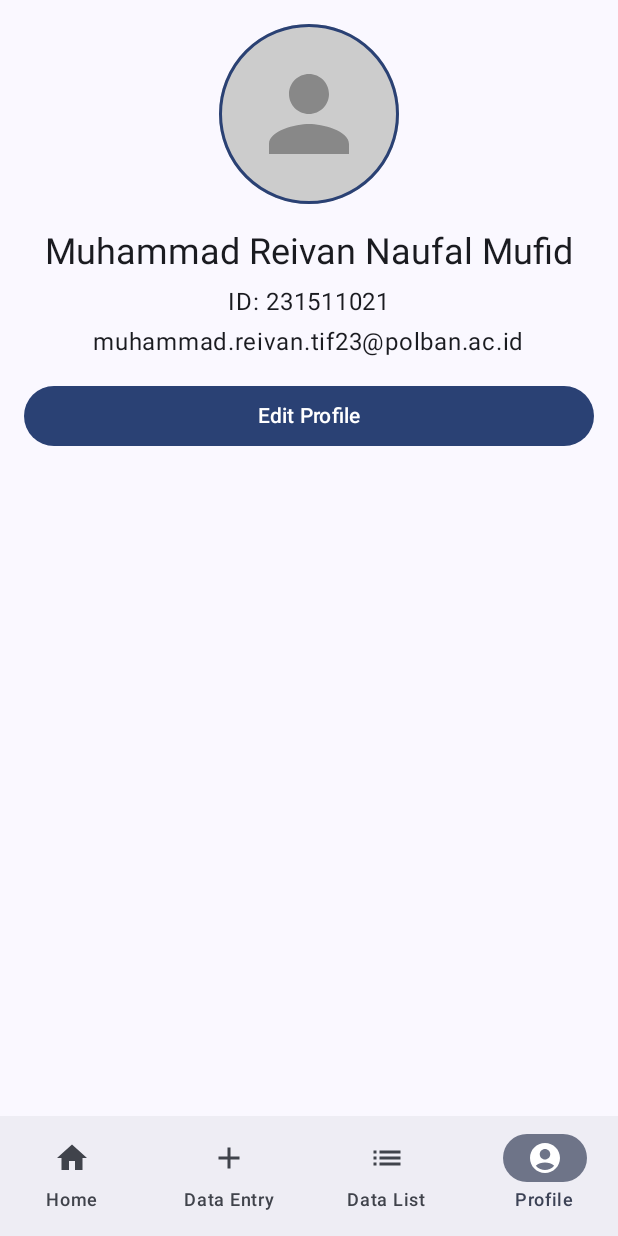
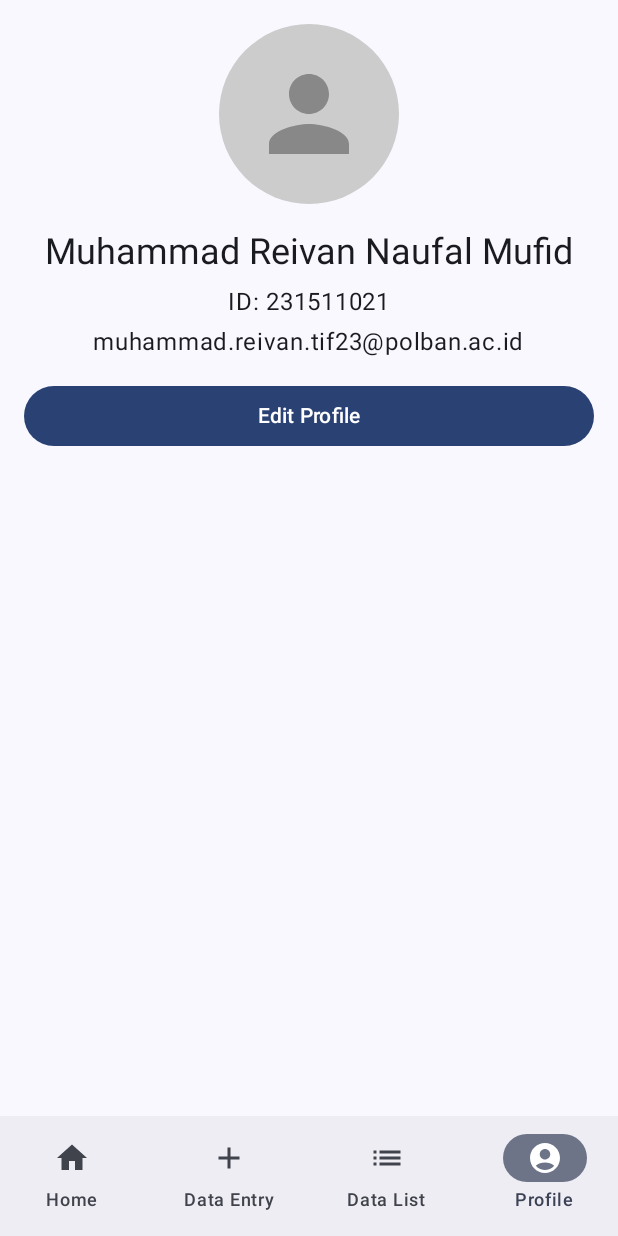
Before and after one commit to ReivnNaufl/Proyek-4-Assignment-Muhammad-Reivan, an Android app built with Jetpack Compose: the screen it shows after launch (MainActivity), item 4 of the bottom bar chosen, on a phone screen of 412 x 824 dp. Run offline under Robolectric (Android 15) with nearby library versions, the light colour scheme and no system bars; our stand-ins replace Room's generated code, livedata-compose.

Commit message:
yuh profile done

```diff
--- a/app/src/main/java/com/example/p4w1/App.kt
+++ b/app/src/main/java/com/example/p4w1/App.kt
@@ -82,7 +82,7 @@ fun MainApp(
                 HomeScreen(navController = navController, viewModel = viewModel)
             }
             composable(Screen.Profile.route){
-                ProfileScreen(navController = navController, viewModel = profileViewModel, imgViewModel = imgViewModel, context = context)
+                ProfileScreen(navController = navController, viewModel = profileViewModel, imgViewModel = imgViewModel)
             }
         }
     }
--- a/app/src/main/java/com/example/p4w1/MainActivity.kt
+++ b/app/src/main/java/com/example/p4w1/MainActivity.kt
@@ -5,16 +5,10 @@ import androidx.activity.ComponentActivity
 import androidx.activity.compose.setContent
 import androidx.activity.enableEdgeToEdge
 import androidx.activity.viewModels
-import androidx.compose.material3.Scaffold
 import androidx.compose.runtime.getValue
 import androidx.compose.runtime.mutableStateOf
 import androidx.compose.runtime.remember
 import androidx.compose.runtime.setValue
-import androidx.lifecycle.ViewModelProvider
-import androidx.lifecycle.viewmodel.compose.viewModel
-import androidx.navigation.NavController
-import androidx.navigation.compose.rememberNavController
-import com.example.p4w1.ui.navigation.AppNavHost
 import com.example.p4w1.ui.screen.splashscreen.SplashScreen
 import com.example.p4w1.ui.theme.P4W1Theme
 import com.example.p4w1.viewmodel.DataViewModel
--- a/app/src/main/java/com/example/p4w1/ui/screen/home/HomeScreen.kt
+++ b/app/src/main/java/com/example/p4w1/ui/screen/home/HomeScreen.kt
@@ -61,7 +61,7 @@ fun HomeScreen(navController: NavHostController, viewModel: DataViewModel){
                     withStyle(style = SpanStyle(textDecoration = TextDecoration.LineThrough)) {
                         append("tears and blood")
                     }
-                    append(" love and care\nby Muhammad Reivan Naufal Mufid (231511021)")
+                    append("\tlove and care\nby Muhammad Reivan Naufal Mufid (231511021)")
                 },
                 fontSize = 10.sp
             )
--- a/app/src/main/java/com/example/p4w1/ui/screen/profile/ProfileScreen.kt
+++ b/app/src/main/java/com/example/p4w1/ui/screen/profile/ProfileScreen.kt
@@ -26,6 +26,7 @@ import androidx.compose.material3.Text
 import androidx.compose.runtime.Composable
 import androidx.compose.runtime.LaunchedEffect
 import androidx.compose.runtime.collectAsState
+import androidx.compose.runtime.derivedStateOf
 import androidx.compose.runtime.getValue
 import androidx.compose.runtime.mutableStateOf
 import androidx.compose.runtime.remember
@@ -36,9 +37,11 @@ import androidx.compose.ui.Modifier
 import androidx.compose.ui.draw.clip
 import androidx.compose.ui.graphics.Color
 import androidx.compose.ui.layout.ContentScale
+import androidx.compose.ui.platform.LocalContext
 import androidx.compose.ui.unit.dp
 import androidx.navigation.NavHostController
 import coil.compose.AsyncImage
+import coil.compose.rememberAsyncImagePainter
 import com.example.p4w1.viewmodel.ProfileViewModel
 import java.io.File
 import com.example.p4w1.viewmodel.ImageViewModel
@@ -49,28 +52,30 @@ fun ProfileScreen(
     navController: NavHostController,
     viewModel: ProfileViewModel,
     imgViewModel: ImageViewModel,
-    context: Context,
-    modifier: Modifier = Modifier) {
-    var isEditing by remember { mutableStateOf(false) }
+    modifier: Modifier = Modifier
+) {
     val profile by viewModel.profileStateFlow.collectAsState()
-
     var studentName by rememberSaveable { mutableStateOf(profile?.username ?: "Muhammad Reivan Naufal Mufid") }
     var studentId by rememberSaveable { mutableStateOf(profile?.uid ?: "231511021") }
     var studentEmail by rememberSaveable { mutableStateOf(profile?.email ?: "muhammad.reivan.tif23@gmail.com") }
-    var profileUploaded by remember { mutableStateOf(false) }
 
-    var profileImage by remember { mutableStateOf<ProfileImage?>(null) }
+    val profileImage by imgViewModel.profileImage.collectAsState()
+    val context = LocalContext.current
 
-    // Image Picker Launcher
+    var selectedImageUri by remember { mutableStateOf<Uri?>(null) }
+    var isEditing by rememberSaveable { mutableStateOf(false) }
+
+    // 🔥 Force recompose when image updates
+    val displayedImage = remember { derivedStateOf { selectedImageUri ?: profileImage?.let { Uri.fromFile(File(it)) } } }
+
+    LaunchedEffect(Unit) {
+        imgViewModel.getProfileImage() // Load saved image
+    }
+
     val imagePickerLauncher = rememberLauncherForActivityResult(
         contract = ActivityResultContracts.GetContent()
     ) { uri: Uri? ->
-        uri?.let {
-            imgViewModel.updateProfileImage(context, it) // Save image & update Room
-            imgViewModel.getProfileImage(context) { updatedImage ->
-                profileImage = updatedImage // Update UI
-            }
-        }
+        selectedImageUri = uri // Update instantly in UI
     }
 
     // Update fields when profile changes
@@ -82,27 +87,32 @@ fun ProfileScreen(
         }
     }
 
-    LaunchedEffect(Unit) {
-        imgViewModel.getProfileImage(context) { profileImage = it }
-    }
+    Box(modifier = Modifier.fillMaxSize().padding(16.dp), contentAlignment = Alignment.TopCenter) {
+        Column(horizontalAlignment = Alignment.CenterHorizontally, modifier = Modifier.fillMaxWidth()) {
+            Box(
+                modifier = Modifier
+                    .size(120.dp)
+                    .clip(CircleShape)
+                    .background(Color.LightGray),
+                contentAlignment = Alignment.Center
+            ) {
+                if (displayedImage.value != null) {
+                    AsyncImage(
+                        model = displayedImage.value,
+                        contentDescription = "Profile Picture",
+                        contentScale = ContentScale.Crop,
+                        modifier = Modifier.size(120.dp).clip(CircleShape)
+                    )
+                } else {
+                    Icon(
+                        imageVector = Icons.Default.Person,
+                        contentDescription = "Default Profile Picture",
+                        tint = Color.Gray,
+                        modifier = Modifier.size(80.dp)
+                    )
+                }
+            }
 
-    if (profile == null) {
-        Text("Loading profile...", modifier = Modifier.padding(16.dp))
-        return
-    }
-
-    Box(
-        modifier = modifier
-            .fillMaxSize()
-            .padding(16.dp),
-        contentAlignment = Alignment.TopCenter
-    ) {
-        Column(
-            horizontalAlignment = Alignment.CenterHorizontally,
-            modifier = Modifier.fillMaxWidth()
-        ) {
-            // Profile Image Section (simulated upload)
-            ProfileImage(profileImage?.imgURI)
             Spacer(modifier = Modifier.height(16.dp))
 
             if (isEditing) {
@@ -128,21 +138,22 @@ fun ProfileScreen(
                     modifier = Modifier.fillMaxWidth()
                 )
                 Spacer(modifier = Modifier.height(16.dp))
-                // Simulated upload button for the profile photo.
-                Button(
-                    onClick = { imagePickerLauncher.launch("image/*")},
-                    modifier = Modifier.fillMaxWidth()
-                ) {
+                // Edit button to switch to edit mode.
+                Button(onClick = { imagePickerLauncher.launch("image/*") }, modifier = Modifier.fillMaxWidth()) {
                     Text("Upload Photo")
                 }
-                Spacer(modifier = Modifier.height(16.dp))
-                // Save button to exit edit mode.
+
                 Button(
                     onClick = {
+                        selectedImageUri?.let { uri ->
+                            imgViewModel.saveImage(context, uri) // Save to Room
+                            imgViewModel.getProfileImage() // Force refresh
+                        }
+
                         val updatedData = profile!!.copy(username = studentName, uid = studentId, email = studentEmail)
+                        viewModel.updateData(updatedData)
 
                         isEditing = false
-                        viewModel.updateData(updatedData)
                     },
                     modifier = Modifier.fillMaxWidth()
                 ) {
@@ -165,45 +176,10 @@ fun ProfileScreen(
                     style = MaterialTheme.typography.bodyLarge
                 )
                 Spacer(modifier = Modifier.height(16.dp))
-                // Edit button to switch to edit mode.
-                Button(
-                    onClick = { isEditing = true },
-                    modifier = Modifier.fillMaxWidth()
-                ) {
+                Button(onClick = { isEditing = true }, modifier = Modifier.fillMaxWidth()) {
                     Text("Edit Profile")
                 }
             }
         }
     }
 }
-
-@Composable
-fun ProfileImage(imgURI: String?) {
-    Box(
-        modifier = Modifier
-            .size(120.dp)
-            .border(2.dp, MaterialTheme.colorScheme.primary, CircleShape)
-            .background(Color.LightGray, CircleShape),
-        contentAlignment = Alignment.Center
-    ) {
-        if (imgURI.isNullOrEmpty()) {
-            // Default icon if no image is set
-            Icon(
-                imageVector = Icons.Default.Person,
-                contentDescription = "Default Profile Picture",
-                tint = Color.Gray,
-                modifier = Modifier.size(80.dp)
-            )
-        } else {
-            AsyncImage(
-                model = File(imgURI), // Load saved image from storage
-                contentDescription = "Profile Picture",
-                modifier = Modifier
-                    .size(120.dp)
-                    .clip(CircleShape) // Crop to a circle
-                    .border(2.dp, MaterialTheme.colorScheme.primary, CircleShape), // Add border
-                contentScale = ContentScale.Crop // Scale and center the image
-            )
-        }
-    }
-}
```
Also changed, not shown: app/src/main/java/com/example/p4w1/viewmodel/ImageViewModel.kt (+45 -28 lines).
